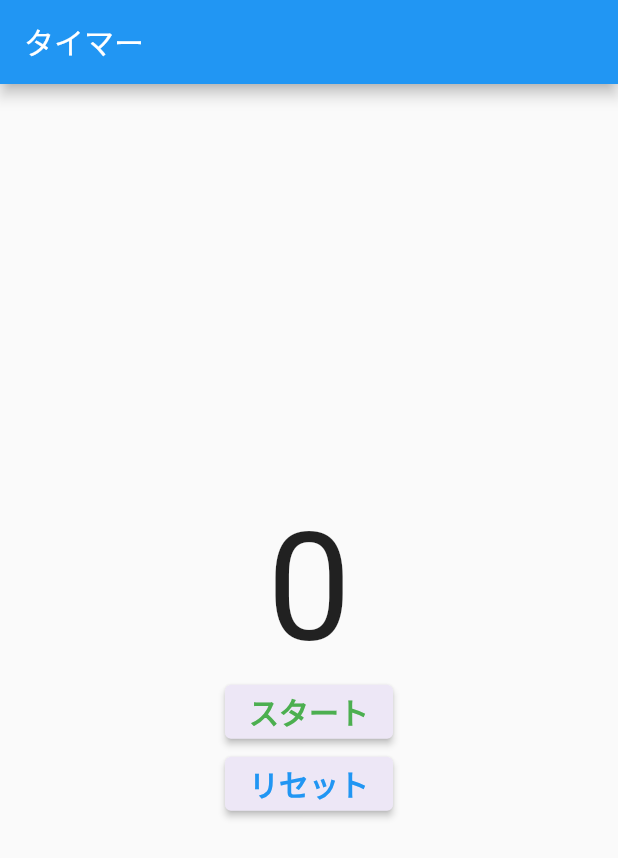
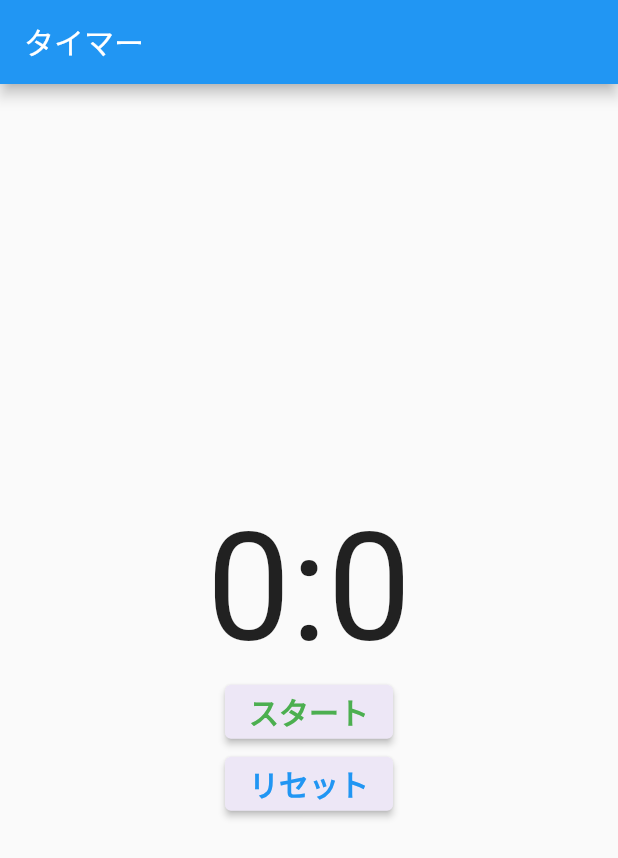
Before and after one commit to myzw1030/timer_app, a Flutter app: the screen it shows after launch, after a tap on "スタート", after a tap on "リセット", on a phone screen of 412 x 824 dp. Shown: the top 858 px of the screen. Run offline on Flutter 3.47's test engine with Material 2 defaults, Android fonts, the phone set to English and light mode, and no system bars.

Commit message:
ミリ秒追加

```diff
--- a/lib/main.dart
+++ b/lib/main.dart
@@ -1,8 +1,6 @@
 import 'dart:async';
 
 import 'package:flutter/material.dart';
-
-import 'next_page.dart';
 
 void main() {
   runApp(const MyApp());
@@ -34,6 +32,8 @@ class MyHomePage extends StatefulWidget {
 
 class _MyHomePageState extends State<MyHomePage> {
   int _second = 0;
+  int _millisecond = 0;
+
   Timer? _timer;
   bool _isRunning = false;
 
@@ -47,20 +47,24 @@ class _MyHomePageState extends State<MyHomePage> {
       _timer?.cancel();
     } else {
       _timer = Timer.periodic(
-        const Duration(seconds: 1),
+        const Duration(milliseconds: 10),
         (timer) {
           setState(() {
-            _second++;
+            _millisecond++;
+            if (_millisecond == 100) {
+              _millisecond = 0;
+              _second++;
+            }
           });
 
-          if (_second == 10) {
-            resetTimer();
+          // if (_second == 10) {
+          //   resetTimer();
 
-            Navigator.push(
-              context,
-              MaterialPageRoute(builder: (context) => const NextPage()),
-            );
-          }
+          //   Navigator.push(
+          //     context,
+          //     MaterialPageRoute(builder: (context) => const NextPage()),
+          //   );
+          // }
         },
       );
     }
@@ -73,6 +77,7 @@ class _MyHomePageState extends State<MyHomePage> {
     _timer?.cancel();
     setState(() {
       _second = 0;
+      _millisecond = 0;
       _isRunning = false;
     });
   }
@@ -88,7 +93,7 @@ class _MyHomePageState extends State<MyHomePage> {
           mainAxisAlignment: MainAxisAlignment.center,
           children: [
             Text(
-              '$_second',
+              '$_second:$_millisecond',
               style: const TextStyle(
                 fontSize: 100,
               ),
```
